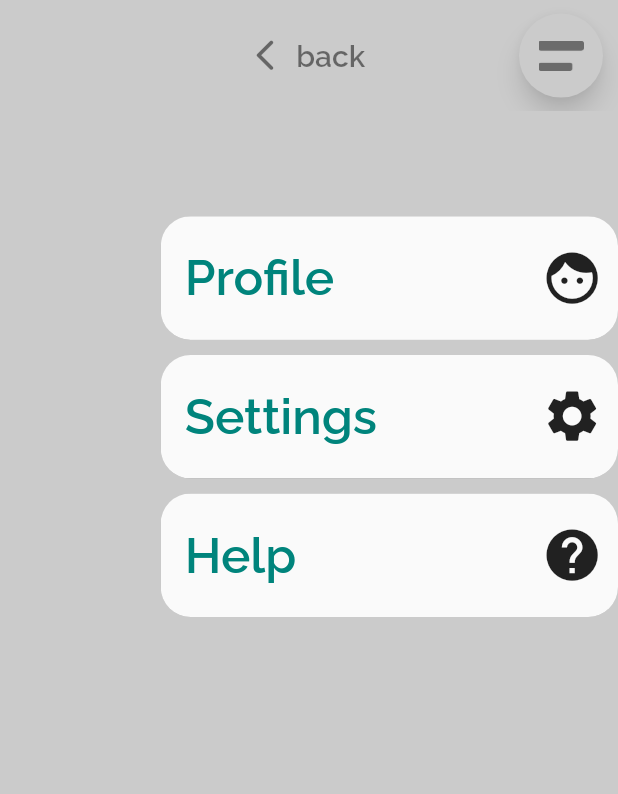
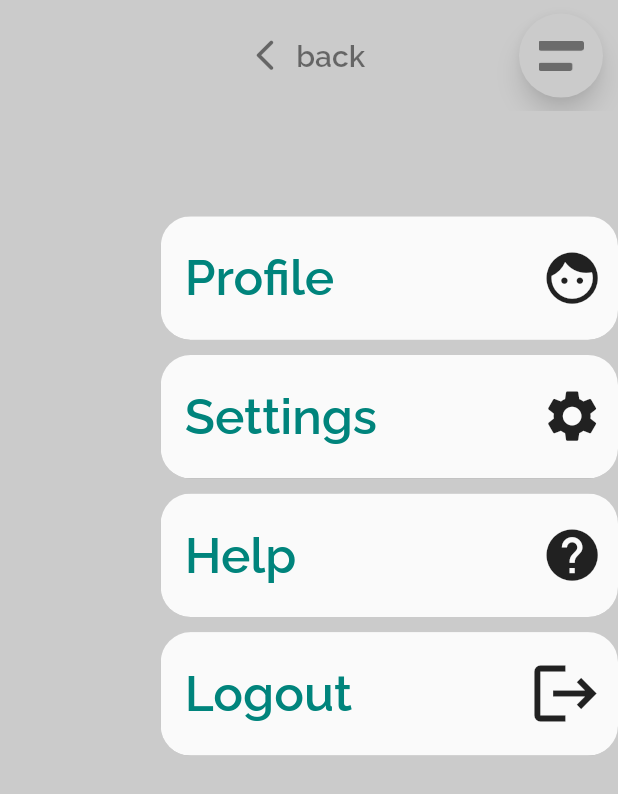
Before and after one commit to Mr-Vicente/IPM_Fisheller, a Flutter app: the Back screen opened directly, with the side drawer open, on a phone screen of 412 x 824 dp. Shown: the top 794 px of the screen. Run offline on Flutter 3.47's test engine with Material 2 defaults, Android fonts, the phone set to English and light mode, and no system bars; our stand-ins replace carousel_slider, charts_flutter, flutter_rating_bar, flutter_svg, google_maps_flutter, image_picker and 5 more; missing offline and left inert: slide_button; accounts and stored records are empty; generated files the repository leaves out were written again.

Commit message:
commit dos merges

```diff
--- a/lib/components/back.dart
+++ b/lib/components/back.dart
@@ -65,6 +65,12 @@ class Back extends StatelessWidget{
                 iconSize: size.width * 0.1,
                 text: "Help",
                 textSize: size.width * 0.08),
+            AmazDrawerItem(
+                iconData: Icons.logout,
+                iconSize: 50.0,
+                text: "Logout",
+                textSize: size.width * 0.08
+            )
           ]),
 
         body:
```
